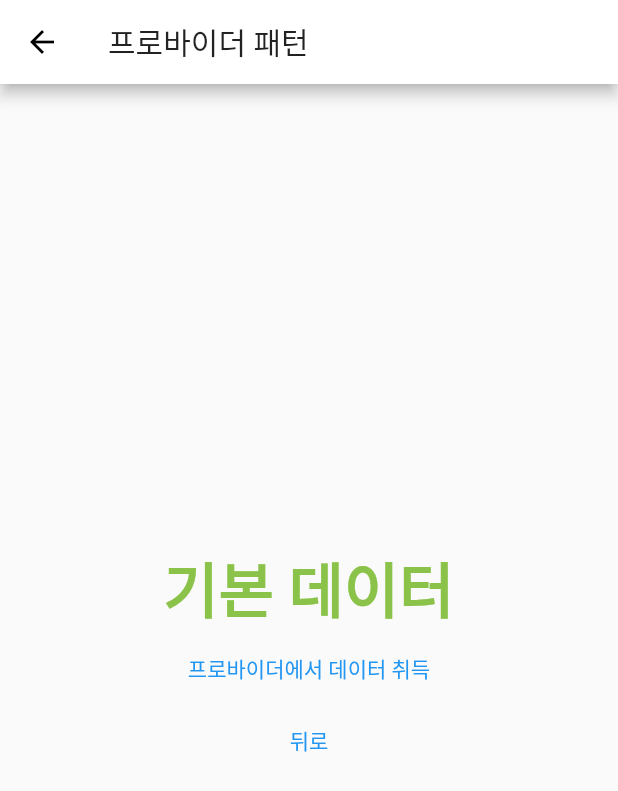
After one commit to kimjangwook/flutter-practice, a Flutter app: the screen it shows after launch, after a tap on "중급 - 프로바이더 패턴", on a phone screen of 412 x 824 dp. The commit adds this screen. Shown: the top 791 px of the screen. Run offline on Flutter 3.47's test engine with Material 2 defaults, Android fonts, the phone set to English and light mode, and no system bars; our stand-ins replace google_fonts.

Commit message:
basic change notifier provider

```diff
--- a/lib/main.dart
+++ b/lib/main.dart
@@ -5,6 +5,7 @@ import 'package:flutter_demo/pages/horizontal_list_page.dart';
 import 'package:flutter_demo/pages/image_page.dart';
 import 'package:flutter_demo/pages/list_page.dart';
 import 'package:flutter_demo/pages/next_page.dart';
+import 'package:flutter_demo/pages/provider_page.dart';
 import 'package:flutter_demo/pages/text_page.dart';
 import 'package:flutter_demo/pages/youtube_page.dart';
 
@@ -148,6 +149,19 @@ class MyHomePage extends StatelessWidget {
               );
             },
           ),
+          ListTile(
+            leading: Icon(Icons.model_training),
+            title: Text('중급 - 프로바이더 패턴'),
+            trailing: Icon(Icons.navigate_next),
+            onTap: () async {
+              await Navigator.push(
+                context,
+                MaterialPageRoute(
+                  builder: (context) => ProviderPage(),
+                ),
+              );
+            },
+          ),
         ],
       ),
     );
--- /dev/null
+++ b/lib/model/provider_model.dart
@@ -0,0 +1,14 @@
+import 'package:flutter/material.dart';
+
+class ProviderModel extends ChangeNotifier {
+  String myText = '기본 데이터';
+
+  void changeMyText(String text) {
+    myText = text;
+    notifyListeners();
+  }
+
+  String getMyText() {
+    return myText;
+  }
+}
--- /dev/null
+++ b/lib/pages/provider_page.dart
@@ -0,0 +1,51 @@
+import 'package:flutter/material.dart';
+import 'package:flutter_demo/model/provider_model.dart';
+import 'package:provider/provider.dart';
+
+class ProviderPage extends StatelessWidget {
+  ProviderPage();
+
+  @override
+  Widget build(BuildContext context) {
+    return Scaffold(
+      appBar: AppBar(
+        title: Text('프로바이더 패턴'),
+      ),
+      body: ChangeNotifierProvider<ProviderModel>(
+        create: (_) => ProviderModel(),
+        child: Consumer<ProviderModel>(
+          builder: (context, model, child) {
+            return Center(
+              child: Column(
+                mainAxisAlignment: MainAxisAlignment.center,
+                children: [
+                  Text(
+                    model.getMyText(),
+                    style: TextStyle(
+                      fontSize: 40,
+                      color: Colors.lightGreen,
+                      fontWeight: FontWeight.w900,
+                      // fontStyle: GoogleFonts.lato(),
+                    ),
+                  ),
+                  TextButton(
+                    onPressed: () {
+                      model.changeMyText('변경된 데이터');
+                    },
+                    child: Text('프로바이더에서 데이터 취득'),
+                  ),
+                  TextButton(
+                    child: Text('뒤로'),
+                    onPressed: () {
+                      Navigator.pop(context);
+                    },
+                  ),
+                ],
+              ),
+            );
+          },
+        ),
+      ),
+    );
+  }
+}
--- a/pubspec.yaml
+++ b/pubspec.yaml
@@ -29,6 +29,7 @@ dependencies:
   # Use with the CupertinoIcons class for iOS style icons.
   cupertino_icons: ^1.0.2
   google_fonts: ^2.0.0
+  provider: ^5.0.0
 
 dev_dependencies:
   flutter_test:
```
Also changed, not shown: pubspec.lock.
